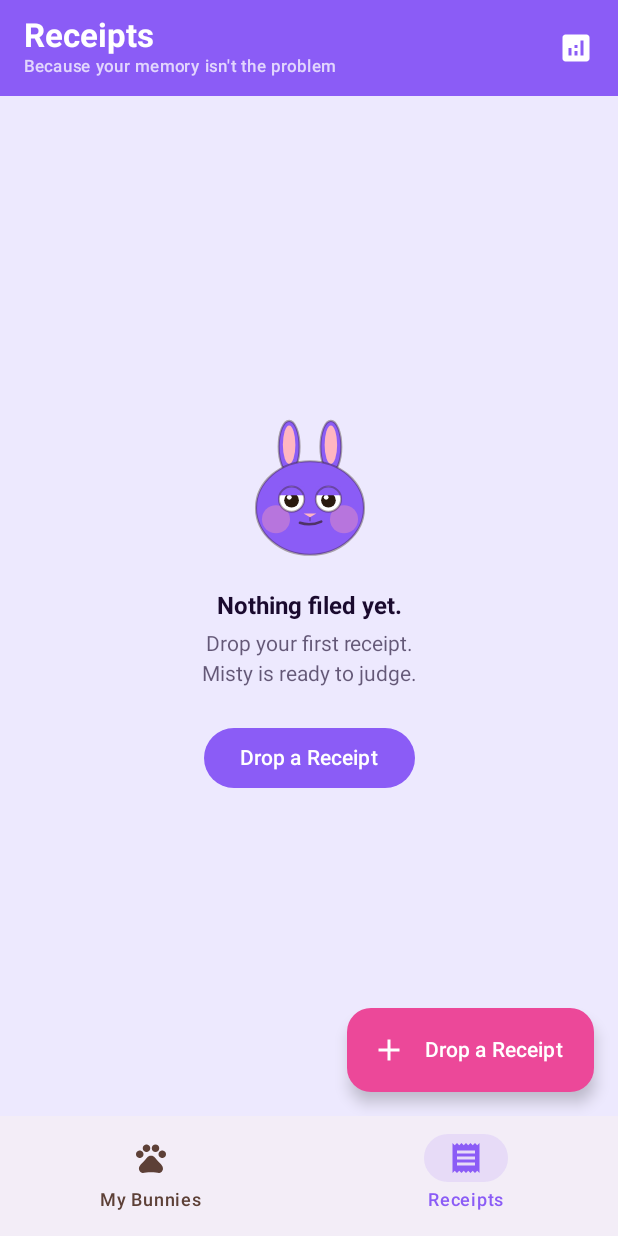
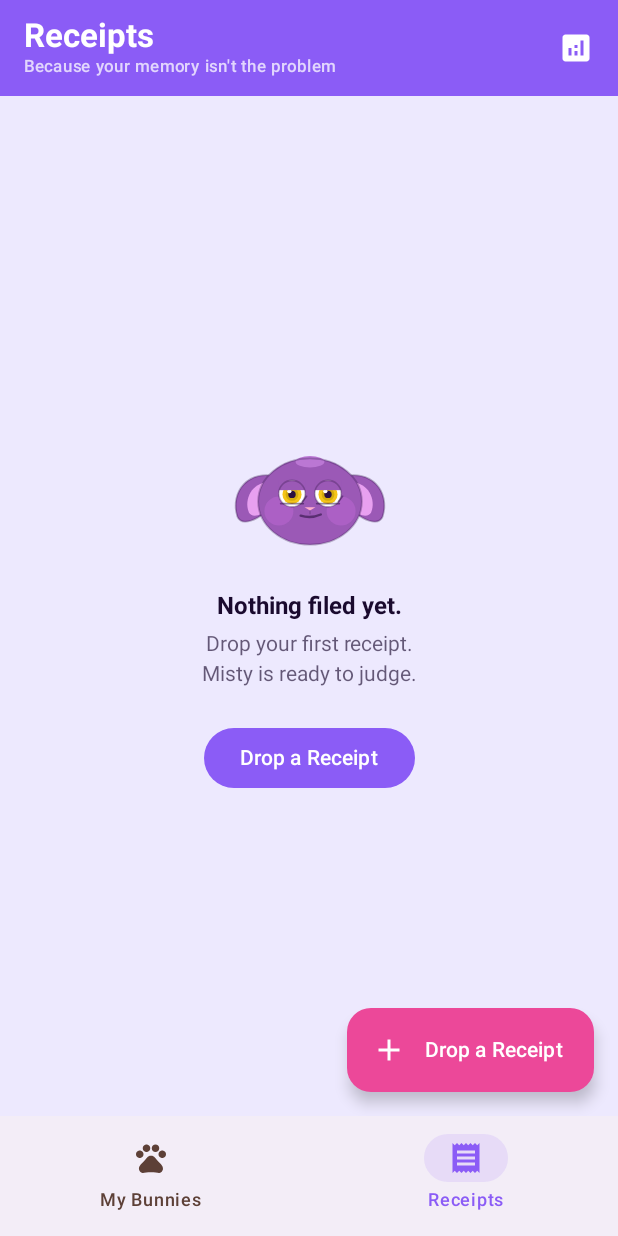
Before and after one commit to softbitestudio/build-a-bunny, an Android app built with Jetpack Compose: the screen it shows after launch (MainActivity), item 2 of the bottom bar chosen, on a phone screen of 412 x 824 dp. Run offline under Robolectric (Android 15) with nearby library versions, the phone set to English and light mode, and no system bars.

Commit message:
Update MistyCanvas: floppy lop ears and golden eyes
Redrew Misty to match her actual design — ears now droop outward
using Bezier curves (lop style) instead of upright ovals, eyes now
use a gold/amber iris with white sclera and sassy half-lid instead
of dark irises.

https://claude.ai/code/session_0131jRw9h6hibGFaUA4qJtmP

```diff
--- a/app/src/main/kotlin/com/softbite/buildabunny/receipts/ui/components/MistyCanvas.kt
+++ b/app/src/main/kotlin/com/softbite/buildabunny/receipts/ui/components/MistyCanvas.kt
@@ -12,103 +12,136 @@ import androidx.compose.ui.graphics.drawscope.Stroke
 import androidx.compose.ui.semantics.contentDescription
 import androidx.compose.ui.semantics.semantics
 
-private val MistyPurple = Color(0xFF8B5CF6)
-private val InnerEarPink = Color(0xFFFFB6C1)
-private val Outline = Color(0xFF2A1A0E)
-private val Blush = Color(0xFFFF9EB5)
+// Misty — pastel goth purple bunny with floppy lop ears and golden eyes
+private val MistyFur = Color(0xFF9B59B6)
+private val MistyFurLight = Color(0xFFBB77D4)
+private val InnerEarColor = Color(0xFFE8A0F0)
+private val EyeGold = Color(0xFFF5C518)
+private val EyeAmber = Color(0xFFD4AC0D)
+private val OutlineColor = Color(0xFF2A1040)
+private val NoseColor = Color(0xFFFFAFCC)
+private val BlushColor = Color(0xFFE879F9)
 
 @Composable
 fun MistyCanvas(modifier: Modifier = Modifier) {
     Canvas(
-        modifier = modifier.semantics { contentDescription = "Misty the bunny" },
+        modifier = modifier.semantics { contentDescription = "Misty" },
     ) {
         val w = size.width
         val h = size.height
 
-        // Ears (drawn behind head)
-        val earW = w * 0.145f
-        val earH = h * 0.36f
-        val earTopY = h * 0.02f
-        val leftEarCx = w * 0.355f
-        val rightEarCx = w * 0.645f
+        val headCy = h * 0.58f
+        val headCx = w * 0.50f
+        val headRx = w * 0.36f
+        val headRy = h * 0.30f
 
-        listOf(leftEarCx, rightEarCx).forEach { earCx ->
-            drawOval(MistyPurple, Offset(earCx - earW / 2f, earTopY), Size(earW, earH))
-            drawOval(
-                InnerEarPink,
-                Offset(earCx - earW * 0.30f, earTopY + earH * 0.09f),
-                Size(earW * 0.60f, earH * 0.74f),
+        // ── Floppy lop ears ───────────────────────────────────────────────────
+        val leftEarPath = Path().apply {
+            moveTo(headCx - headRx * 0.55f, headCy - headRy * 0.55f)
+            cubicTo(
+                headCx - headRx * 1.20f, headCy - headRy * 0.80f,
+                headCx - headRx * 1.55f, headCy - headRy * 0.20f,
+                headCx - headRx * 1.40f, headCy + headRy * 0.35f,
             )
-            drawOval(
-                Outline.copy(alpha = 0.35f),
-                Offset(earCx - earW / 2f, earTopY),
-                Size(earW, earH),
-                style = Stroke(1.4f * density, cap = StrokeCap.Round),
+            cubicTo(
+                headCx - headRx * 1.30f, headCy + headRy * 0.65f,
+                headCx - headRx * 0.80f, headCy + headRy * 0.35f,
+                headCx - headRx * 0.45f, headCy - headRy * 0.30f,
             )
+            close()
+        }
+        val leftEarInnerPath = Path().apply {
+            moveTo(headCx - headRx * 0.60f, headCy - headRy * 0.40f)
+            cubicTo(
+                headCx - headRx * 1.05f, headCy - headRy * 0.60f,
+                headCx - headRx * 1.30f, headCy - headRy * 0.10f,
+                headCx - headRx * 1.18f, headCy + headRy * 0.25f,
+            )
+            cubicTo(
+                headCx - headRx * 1.10f, headCy + headRy * 0.45f,
+                headCx - headRx * 0.72f, headCy + headRy * 0.25f,
+                headCx - headRx * 0.56f, headCy - headRy * 0.22f,
+            )
+            close()
+        }
+        drawPath(leftEarPath, MistyFur)
+        drawPath(leftEarInnerPath, InnerEarColor)
+        drawPath(leftEarPath, OutlineColor.copy(alpha = 0.3f), style = Stroke(1.2f * density, cap = StrokeCap.Round))
+
+        val rightEarPath = Path().apply {
+            moveTo(headCx + headRx * 0.55f, headCy - headRy * 0.55f)
+            cubicTo(
+                headCx + headRx * 1.20f, headCy - headRy * 0.80f,
+                headCx + headRx * 1.55f, headCy - headRy * 0.20f,
+                headCx + headRx * 1.40f, headCy + headRy * 0.35f,
+            )
+            cubicTo(
+                headCx + headRx * 1.30f, headCy + headRy * 0.65f,
+                headCx + headRx * 0.80f, headCy + headRy * 0.35f,
+                headCx + headRx * 0.45f, headCy - headRy * 0.30f,
+            )
+            close()
+        }
+        val rightEarInnerPath = Path().apply {
+            moveTo(headCx + headRx * 0.60f, headCy - headRy * 0.40f)
+            cubicTo(
+                headCx + headRx * 1.05f, headCy - headRy * 0.60f,
+                headCx + headRx * 1.30f, headCy - headRy * 0.10f,
+                headCx + headRx * 1.18f, headCy + headRy * 0.25f,
+            )
+            cubicTo(
+                headCx + headRx * 1.10f, headCy + headRy * 0.45f,
+                headCx + headRx * 0.72f, headCy + headRy * 0.25f,
+                headCx + headRx * 0.56f, headCy - headRy * 0.22f,
+            )
+            close()
+        }
+        drawPath(rightEarPath, MistyFur)
+        drawPath(rightEarInnerPath, InnerEarColor)
+        drawPath(rightEarPath, OutlineColor.copy(alpha = 0.3f), style = Stroke(1.2f * density, cap = StrokeCap.Round))
+
+        // ── Head ──────────────────────────────────────────────────────────────
+        drawOval(MistyFur, Offset(headCx - headRx, headCy - headRy), Size(headRx * 2f, headRy * 2f))
+        val tuftY = headCy - headRy * 0.92f
+        drawOval(MistyFurLight, Offset(headCx - w * 0.10f, tuftY - h * 0.04f), Size(w * 0.20f, h * 0.08f))
+
+        // Cheek blush
+        drawCircle(BlushColor.copy(alpha = 0.22f), headRx * 0.28f, Offset(headCx - headRx * 0.60f, headCy + headRy * 0.22f))
+        drawCircle(BlushColor.copy(alpha = 0.22f), headRx * 0.28f, Offset(headCx + headRx * 0.60f, headCy + headRy * 0.22f))
+
+        // ── Golden eyes with sassy half-lid ───────────────────────────────────
+        val eyeSpread = w * 0.125f
+        val eyeY = headCy - h * 0.055f
+        val eyeR = w * 0.092f
+
+        listOf(headCx - eyeSpread, headCx + eyeSpread).forEach { ex ->
+            drawCircle(Color.White, eyeR, Offset(ex, eyeY))
+            drawCircle(EyeGold, eyeR * 0.72f, Offset(ex, eyeY + eyeR * 0.06f))
+            drawCircle(EyeAmber, eyeR * 0.48f, Offset(ex, eyeY + eyeR * 0.06f))
+            drawCircle(OutlineColor, eyeR * 0.28f, Offset(ex, eyeY + eyeR * 0.06f))
+            drawCircle(Color.White, eyeR * 0.16f, Offset(ex - eyeR * 0.20f, eyeY - eyeR * 0.18f))
+            drawRect(MistyFur, Offset(ex - eyeR * 1.05f, eyeY - eyeR), Size(eyeR * 2.1f, eyeR * 0.74f))
+            drawLine(OutlineColor.copy(alpha = 0.50f), Offset(ex - eyeR * 0.85f, eyeY + eyeR * 0.75f), Offset(ex + eyeR * 0.85f, eyeY + eyeR * 0.75f), 1.2f * density, StrokeCap.Round)
+            drawLine(OutlineColor.copy(alpha = 0.45f), Offset(ex + eyeR * 0.80f, eyeY + eyeR * 0.60f), Offset(ex + eyeR * 1.10f, eyeY + eyeR * 0.20f), 1.1f * density, StrokeCap.Round)
+            drawCircle(OutlineColor.copy(alpha = 0.30f), eyeR, Offset(ex, eyeY), style = Stroke(1.1f * density))
         }
 
-        // Head
-        val hCx = w * 0.5f
-        val hCy = h * 0.625f
-        val hRx = w * 0.375f
-        val hRy = h * 0.325f
-        drawOval(MistyPurple, Offset(hCx - hRx, hCy - hRy), Size(hRx * 2f, hRy * 2f))
+        // ── Nose ──────────────────────────────────────────────────────────────
+        val noseY = headCy + h * 0.040f
+        val nw = w * 0.038f
+        val nh = h * 0.022f
+        drawPath(Path().apply {
+            moveTo(headCx, noseY + nh); lineTo(headCx - nw, noseY); lineTo(headCx + nw, noseY); close()
+        }, NoseColor)
+        drawLine(OutlineColor.copy(alpha = 0.22f), Offset(headCx, noseY + nh), Offset(headCx, headCy + h * 0.088f), 1.0f * density)
 
-        // Cheek blush
-        val blushR = hRx * 0.26f
-        drawCircle(Blush.copy(alpha = 0.38f), blushR, Offset(hCx - hRx * 0.63f, hCy + hRy * 0.24f))
-        drawCircle(Blush.copy(alpha = 0.38f), blushR, Offset(hCx + hRx * 0.63f, hCy + hRy * 0.24f))
+        // ── Smirk ─────────────────────────────────────────────────────────────
+        val mouthY = headCy + h * 0.092f
+        drawPath(Path().apply {
+            moveTo(headCx - w * 0.065f, mouthY + h * 0.006f)
+            cubicTo(headCx - w * 0.016f, mouthY + h * 0.022f, headCx + w * 0.030f, mouthY + h * 0.018f, headCx + w * 0.075f, mouthY - h * 0.002f)
+        }, OutlineColor.copy(alpha = 0.58f), style = Stroke(1.6f * density, cap = StrokeCap.Round))
 
-        // Eyes
-        val eyeSpread = w * 0.128f
-        val eyeY = hCy - h * 0.062f
-        val eyeR = w * 0.088f
-
-        listOf(hCx - eyeSpread, hCx + eyeSpread).forEach { ex ->
-            drawCircle(Color.White, eyeR, Offset(ex, eyeY))
-            drawCircle(Outline, eyeR * 0.58f, Offset(ex, eyeY + eyeR * 0.09f))
-            drawCircle(Color.White, eyeR * 0.19f, Offset(ex - eyeR * 0.18f, eyeY - eyeR * 0.14f))
-            // Half-lid for judge-y look
-            drawRect(MistyPurple, Offset(ex - eyeR, eyeY - eyeR), Size(eyeR * 2f, eyeR * 0.70f))
-            drawCircle(Outline.copy(alpha = 0.35f), eyeR, Offset(ex, eyeY), style = Stroke(1.3f * density))
-        }
-
-        // Nose
-        val noseY = hCy + h * 0.038f
-        val nw = w * 0.044f
-        val nh = h * 0.026f
-        drawPath(Path().apply {
-            moveTo(hCx, noseY + nh)
-            lineTo(hCx - nw, noseY)
-            lineTo(hCx + nw, noseY)
-            close()
-        }, InnerEarPink)
-
-        // Philtrum
-        drawLine(
-            Outline.copy(alpha = 0.28f),
-            Offset(hCx, noseY + nh),
-            Offset(hCx, hCy + h * 0.092f),
-            1.2f * density,
-        )
-
-        // Smirk (asymmetric — higher on left, giving side-eye energy)
-        val mouthY = hCy + h * 0.096f
-        drawPath(Path().apply {
-            moveTo(hCx - w * 0.070f, mouthY + h * 0.007f)
-            cubicTo(
-                hCx - w * 0.018f, mouthY + h * 0.024f,
-                hCx + w * 0.032f, mouthY + h * 0.019f,
-                hCx + w * 0.078f, mouthY - h * 0.002f,
-            )
-        }, Outline.copy(alpha = 0.62f), style = Stroke(1.7f * density, cap = StrokeCap.Round))
-
-        // Head outline
-        drawOval(
-            Outline.copy(alpha = 0.35f),
-            Offset(hCx - hRx, hCy - hRy),
-            Size(hRx * 2f, hRy * 2f),
-            style = Stroke(1.4f * density),
-        )
+        drawOval(OutlineColor.copy(alpha = 0.28f), Offset(headCx - headRx, headCy - headRy), Size(headRx * 2f, headRy * 2f), style = Stroke(1.2f * density))
     }
 }
```
